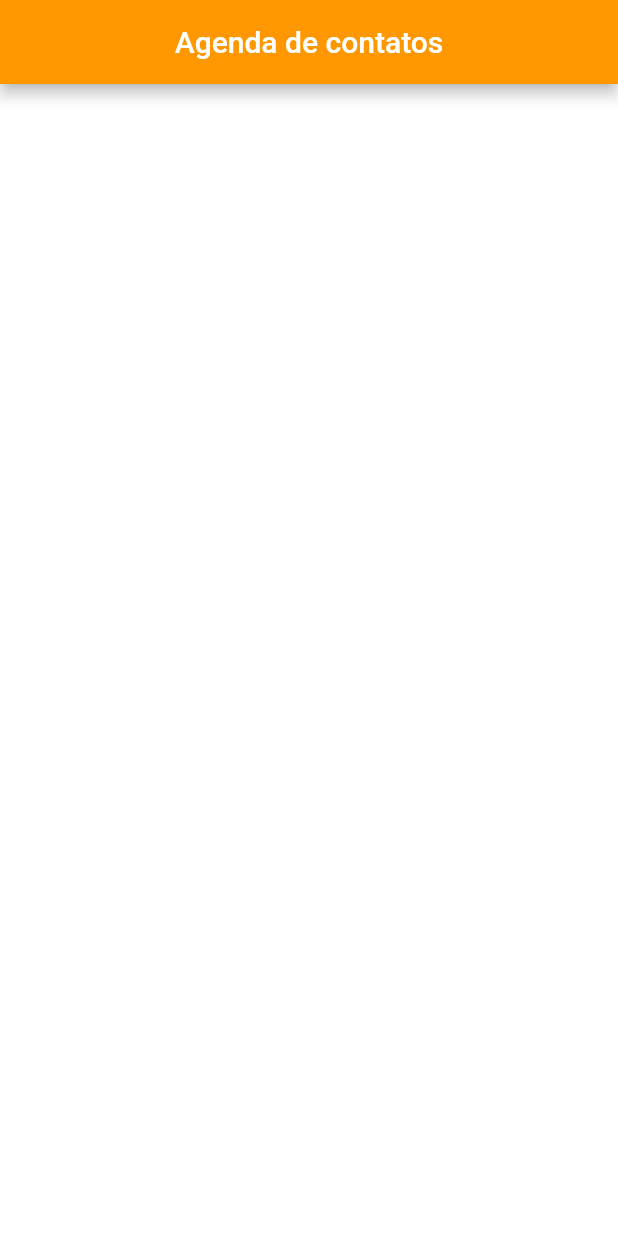
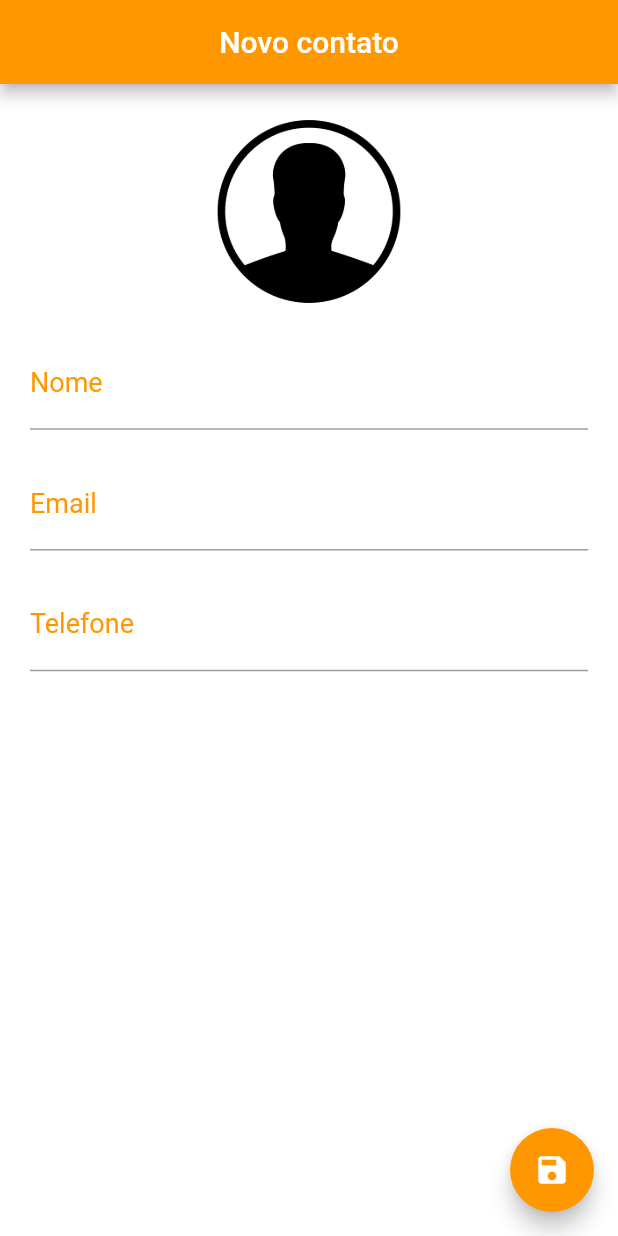
Before and after one commit to Ronin20/agendaFlutter, a Flutter app: the screen it shows after launch, on a phone screen of 412 x 824 dp. Run offline on Flutter 3.47's test engine with Material 2 defaults, Android fonts, the phone set to English and light mode, and no system bars; our stand-ins replace sqflite; accounts and stored records are empty.

Commit message:
tela de criar/editar contatos começada

```diff
--- a/lib/main.dart
+++ b/lib/main.dart
@@ -1,9 +1,10 @@
+import 'package:agenda/pages/contact_page.dart';
 import 'package:flutter/material.dart';
 import 'package:agenda/pages/home_page.dart';
 
 void main() {
   runApp(MaterialApp(
     debugShowCheckedModeBanner: false,
-    home: Agenda(),
+    home: ContatoPage(),
   ));
 }
--- /dev/null
+++ b/lib/pages/contact_page.dart
@@ -0,0 +1,117 @@
+import 'dart:io';
+
+import 'package:agenda/helpers/contact_helper.dart';
+import 'package:flutter/material.dart';
+
+class ContatoPage extends StatefulWidget {
+  final Contact contact;
+  ContatoPage({this.contact});
+
+  @override
+  _ContatoPageState createState() => _ContatoPageState();
+}
+
+class _ContatoPageState extends State<ContatoPage> {
+  final _nameController = TextEditingController();
+  final _emailController = TextEditingController();
+  final _phoneController = TextEditingController();
+
+  bool _userEdited = false;
+
+  Contact _editedContact;
+
+  @override
+  void initState() {
+    super.initState();
+    if (widget.contact == null) {
+      _editedContact = Contact();
+    } else {
+      _editedContact = Contact.fromMap(widget.contact.toMap());
+      _nameController.text = _editedContact.name;
+      _emailController.text = _editedContact.email;
+      _phoneController.text = _editedContact.phone;
+    }
+  }
+
+  @override
+  Widget build(BuildContext context) {
+    return Scaffold(
+        appBar: AppBar(
+          title: Text(_editedContact.name ?? 'Novo contato'),
+          backgroundColor: Colors.orange,
+          centerTitle: true,
+        ),
+        floatingActionButton: FloatingActionButton(
+          backgroundColor: Colors.orange,
+          child: Icon(Icons.save),
+          onPressed: () {},
+        ),
+        backgroundColor: Colors.white,
+        body: SingleChildScrollView(
+          padding: EdgeInsets.all(10.0),
+          child: Column(
+            crossAxisAlignment: CrossAxisAlignment.stretch,
+            children: <Widget>[
+              GestureDetector(
+                child: Container(
+                  width: 150,
+                  height: 150,
+                  decoration: BoxDecoration(
+                      shape: BoxShape.circle,
+                      image: DecorationImage(
+                          image: _editedContact.img != null
+                              ? FileImage(File(_editedContact.img))
+                              : AssetImage('images/person.png'))),
+                ),
+              ),
+              Container(
+                padding: EdgeInsets.all(10.0),
+                child: TextField(
+                  controller: _nameController,
+                  decoration: InputDecoration(
+                      labelText: 'Nome',
+                      labelStyle:
+                          TextStyle(fontSize: 18.0, color: Colors.orange)),
+                  onChanged: (text) {
+                    _userEdited = true;
+                    setState(() {
+                      _editedContact.name = text;
+                    });
+                  },
+                ),
+              ),
+              Container(
+                padding: EdgeInsets.all(10.0),
+                child: TextField(
+                  controller: _emailController,
+                  decoration: InputDecoration(
+                      labelText: 'Email',
+                      labelStyle:
+                          TextStyle(fontSize: 18.0, color: Colors.orange)),
+                  onChanged: (text) {
+                    _userEdited = true;
+                    _editedContact.email = text;
+                  },
+                  keyboardType: TextInputType.emailAddress,
+                ),
+              ),
+              Container(
+                padding: EdgeInsets.all(10.0),
+                child: TextField(
+                  controller: _phoneController,
+                  decoration: InputDecoration(
+                      labelText: 'Telefone',
+                      labelStyle:
+                          TextStyle(fontSize: 18.0, color: Colors.orange)),
+                  onChanged: (text) {
+                    _userEdited = true;
+                    _editedContact.phone = text;
+                  },
+                  keyboardType: TextInputType.phone,
+                ),
+              ),
+            ],
+          ),
+        ));
+  }
+}
--- a/pubspec.yaml
+++ b/pubspec.yaml
@@ -45,7 +45,8 @@ flutter:
   # assets:
   #  - images/a_dot_burr.jpeg
   #  - images/a_dot_ham.jpeg
-
+  assets:
+    - images/person.png
   # An image asset can refer to one or more resolution-specific "variants", see
   # https://flutter.dev/assets-and-images/#resolution-aware.
 
```
Also changed, not shown: lib/helpers/contact_helper.dart (+23 -21 lines), lib/pages/home_page.dart (+77 -7 lines), flutter_01.png (added), images/person.png (added).
